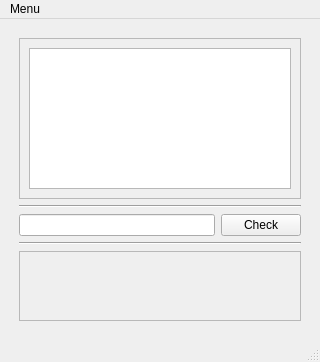
Kiciohub/KicioMind, file layouts/master_mind_main_gui.ui: the form before one commit.
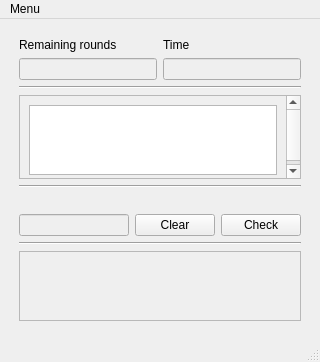
The form after the commit.

Commit message: player input length check and check button enable/disenable add round count and time fields(not working yet)

Diff of the .ui file:
```diff
--- a/layouts/master_mind_main_gui.ui
+++ b/layouts/master_mind_main_gui.ui
@@ -20,6 +20,54 @@
       <property name="margin">
        <number>10</number>
       </property>
+      <property name="topMargin">
+       <number>10</number>
+      </property>
+      <property name="rightMargin">
+       <number>10</number>
+      </property>
+      <property name="bottomMargin">
+       <number>10</number>
+      </property>
+      <item>
+       <layout class="QGridLayout" name="gridLayout_3">
+        <item row="2" column="0">
+         <widget class="QLineEdit" name="round_count_lineEdit">
+          <property name="enabled">
+           <bool>false</bool>
+          </property>
+         </widget>
+        </item>
+        <item row="1" column="0">
+         <widget class="QLabel" name="label_2">
+          <property name="text">
+           <string>Remaining rounds</string>
+          </property>
+         </widget>
+        </item>
+        <item row="1" column="1">
+         <widget class="QLabel" name="label_3">
+          <property name="text">
+           <string>Time</string>
+          </property>
+         </widget>
+        </item>
+        <item row="2" column="1">
+         <widget class="QLineEdit" name="time_count_lineEdit">
+          <property name="enabled">
+           <bool>false</bool>
+          </property>
+         </widget>
+        </item>
+       </layout>
+      </item>
+      <item>
+       <widget class="Line" name="line_3">
+        <property name="orientation">
+         <enum>Qt::Horizontal</enum>
+        </property>
+       </widget>
+      </item>
       <item>
        <widget class="QScrollArea" name="scrollArea_2">
         <property name="widgetResizable">
@@ -30,8 +78,8 @@
           <rect>
            <x>0</x>
            <y>0</y>
-           <width>280</width>
-           <height>143</height>
+           <width>286</width>
+           <height>129</height>
           </rect>
          </property>
          <layout class="QVBoxLayout" name="verticalLayout_4">
@@ -60,10 +108,28 @@
         </property>
        </widget>
       </item>
+      <item>
+       <widget class="QLabel" name="input_errors_label">
+        <property name="text">
+         <string/>
+        </property>
+       </widget>
+      </item>
       <item>
        <layout class="QHBoxLayout" name="horizontalLayout">
         <item>
-         <widget class="QLineEdit" name="player_input"/>
+         <widget class="QLineEdit" name="player_input">
+          <property name="enabled">
+           <bool>false</bool>
+          </property>
+         </widget>
+        </item>
+        <item>
+         <widget class="QPushButton" name="player_input_clear_button">
+          <property name="text">
+           <string>Clear</string>
+          </property>
+         </widget>
         </item>
         <item>
          <widget class="QPushButton" name="player_input_send_button">
```
Left out of the diff: 11 changed lines with no effect on the pictures. The commit also changes 1 other file.
